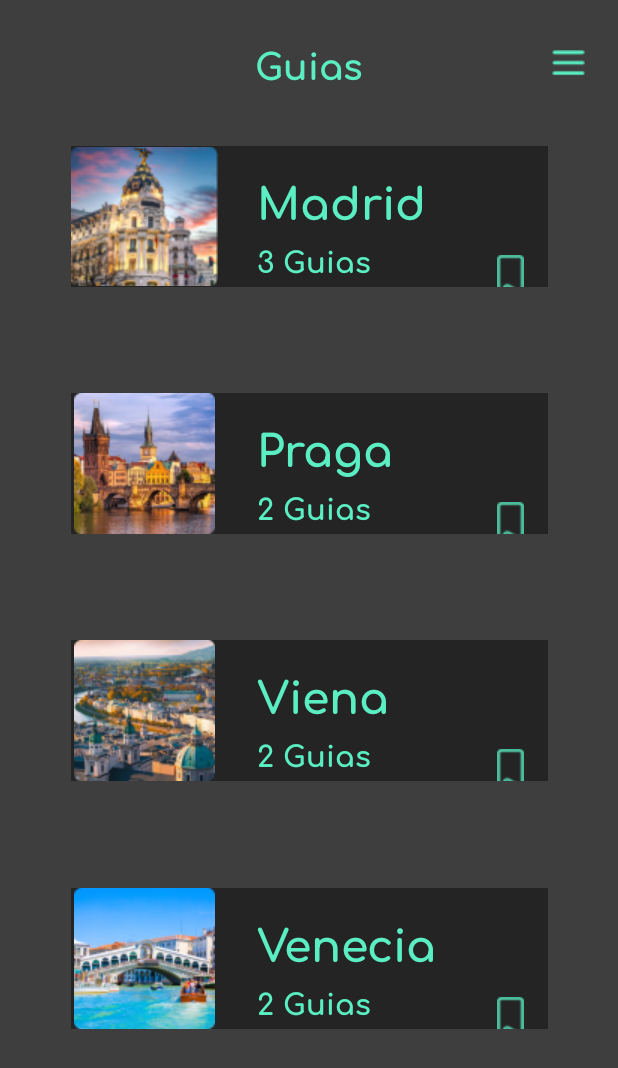
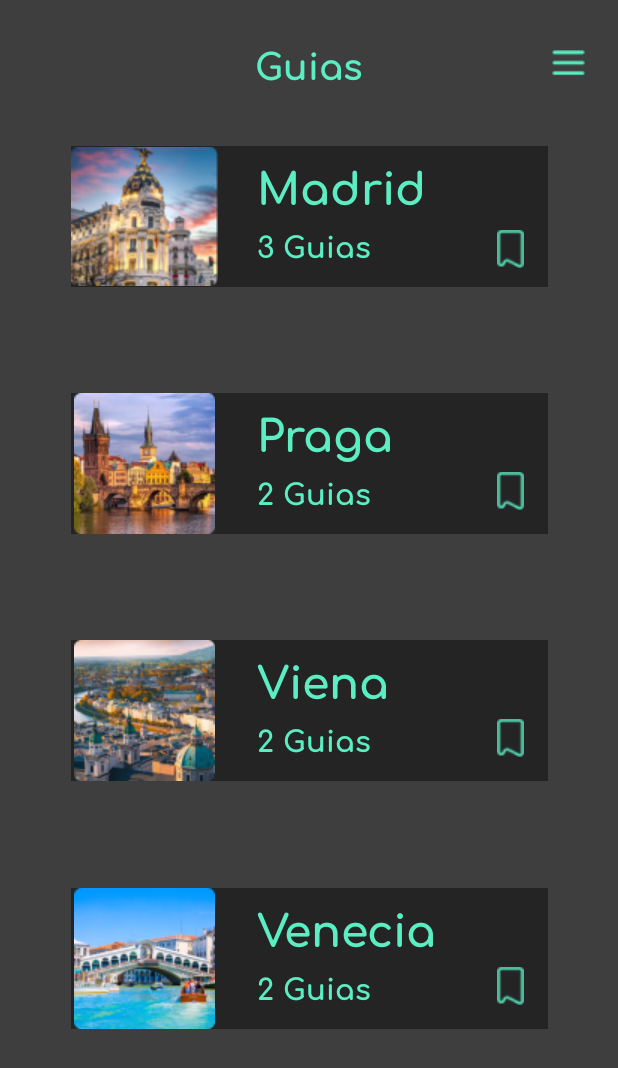
Before and after one commit to Marcosino4/Giwi, an Android app: the layout activity_home.xml on its own in the app's theme, with its tools: preview values and no code run, on a phone screen of 412 x 824 dp. Shown: the top 1068 px of the screen. Run offline under Robolectric (Android 15) with nearby library versions, the phone set to English and light mode, and no system bars; Roboto replaces fonts that are not available here.

Commit message:
Arreglado el home

```diff
--- a/app/src/main/res/layout/activity_home.xml
+++ b/app/src/main/res/layout/activity_home.xml
@@ -67,7 +67,6 @@
                     android:layout_width="138dp"
                     android:layout_height="wrap_content"
                     android:layout_marginLeft="120dp"
-                    android:layout_marginTop="10dp"
                     android:layout_marginBottom="2dp"
                     android:fontFamily="@font/comfortaa_bold"
                     android:text="Madrid"
@@ -76,7 +75,7 @@
                 <TextView
                     android:layout_width="wrap_content"
                     android:layout_height="match_parent"
-                    android:layout_marginBottom="2dp"
+                    android:layout_marginBottom="5dp"
                     android:fontFamily="@font/comfortaa_bold"
                     android:layout_marginLeft="120dp"
                     android:text="3 Guias"
@@ -88,7 +87,7 @@
                     android:layout_width="18dp"
                     android:layout_height="25dp"
                     android:layout_marginLeft="280dp"
-                    android:layout_marginTop="-20dp"
+                    android:layout_marginTop="-30dp"
                     android:background="@drawable/botonsinguardar"
                     android:drawableTint="@color/black" />
             </LinearLayout>
@@ -131,7 +130,6 @@
                     android:layout_width="138dp"
                     android:layout_height="wrap_content"
                     android:layout_marginLeft="120dp"
-                    android:layout_marginTop="10dp"
                     android:layout_marginBottom="2dp"
                     android:fontFamily="@font/comfortaa_bold"
                     android:text="Praga"
@@ -152,7 +150,7 @@
                     android:layout_width="18dp"
                     android:layout_height="25dp"
                     android:layout_marginLeft="280dp"
-                    android:layout_marginTop="-20dp"
+                    android:layout_marginTop="-30dp"
                     android:background="@drawable/botonsinguardar"
                     android:drawableTint="@color/black" />
             </LinearLayout>
@@ -195,7 +193,6 @@
                 android:layout_width="138dp"
                 android:layout_height="wrap_content"
                 android:layout_marginLeft="120dp"
-                android:layout_marginTop="10dp"
                 android:layout_marginBottom="2dp"
                 android:fontFamily="@font/comfortaa_bold"
                 android:text="Viena"
@@ -216,7 +213,7 @@
                 android:layout_width="18dp"
                 android:layout_height="25dp"
                 android:layout_marginLeft="280dp"
-                android:layout_marginTop="-20dp"
+                android:layout_marginTop="-30dp"
                 android:background="@drawable/botonsinguardar"
                 android:drawableTint="@color/black" />
             </LinearLayout>
@@ -260,7 +257,6 @@
                     android:layout_width="138dp"
                     android:layout_height="wrap_content"
                     android:layout_marginLeft="120dp"
-                    android:layout_marginTop="10dp"
                     android:layout_marginBottom="2dp"
                     android:fontFamily="@font/comfortaa_bold"
                     android:text="Venecia"
@@ -281,7 +277,7 @@
                     android:layout_width="18dp"
                     android:layout_height="25dp"
                     android:layout_marginLeft="280dp"
-                    android:layout_marginTop="-20dp"
+                    android:layout_marginTop="-30dp"
                     android:background="@drawable/botonsinguardar"
                     android:drawableTint="@color/black" />
             </LinearLayout>
```
